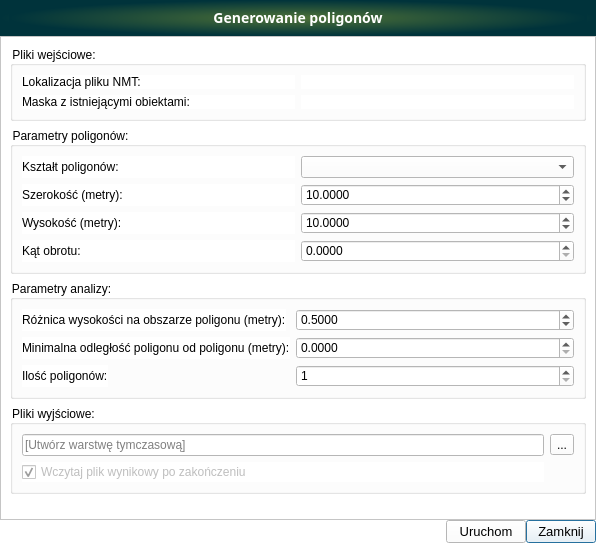
The window that GeneratePolygons/UI/GeneratePolygons_UI.ui (eryk918/nmt_analysis_plugin) describes before a commit, drawn with Qt 5.
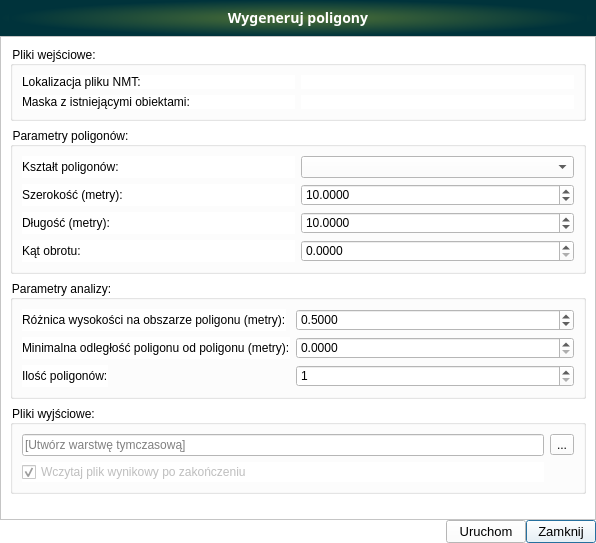
The same window after the commit. Icons and pictures are not drawn. Custom widgets are drawn as their Qt base class.

The edit to the form file:
```diff
--- a/GeneratePolygons/UI/GeneratePolygons_UI.ui
+++ b/GeneratePolygons/UI/GeneratePolygons_UI.ui
@@ -128,7 +128,7 @@
          <number>0</number>
         </property>
         <property name="text">
-         <string>Generowanie poligonów</string>
+         <string>Wygeneruj poligony</string>
         </property>
         <property name="alignment">
          <set>Qt::AlignCenter</set>
@@ -351,7 +351,7 @@
          <item row="2" column="0">
           <widget class="QLabel" name="label_8">
            <property name="text">
-            <string>Wysokość (metry):</string>
+            <string>Długość (metry):</string>
            </property>
           </widget>
          </item>
```
Left out of the diff: 2 changed lines with no effect on the pictures.
